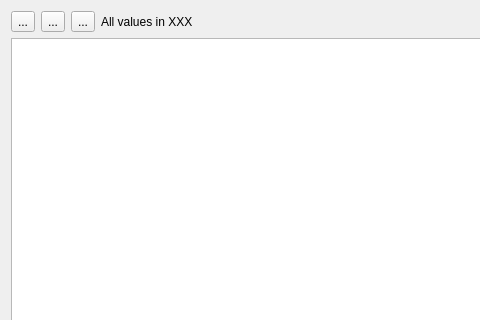
Before: the Qt Designer form src/views/ui_files/reports/category_report.ui in JakubFranek/Kapytal, drawn with Qt 5; both pictures show x 0 to 480 and y 0 to 320 of the 800 by 600 pixel window.
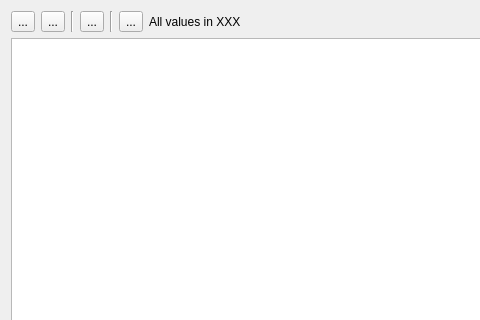
After: the same form once the commit is applied.

Commit message:
Implement Transaction table in Category Report
Refactor category_stats/calculate_periodic_totals_and_averages function.
Add TransactionBalance dataclass.
Add TransactionTableFormPresenter class.
Add TransactionTableFormPresenter instance to TransactionsPresenter
attributes.
Add refresh icon.
Add Recalculate Report tool button to CategoryReport.
Refactor PeriodicCategoryStatsTreeModel and auxiliary RowObject class
to accommodate showing Transactions for given Category and period.
Make TransactionTableModel._proxy_sourceside optional.

```diff
--- a/src/views/ui_files/reports/category_report.ui
+++ b/src/views/ui_files/reports/category_report.ui
@@ -49,6 +49,13 @@
            </property>
           </widget>
          </item>
+         <item>
+          <widget class="Line" name="line">
+           <property name="orientation">
+            <enum>Qt::Vertical</enum>
+           </property>
+          </widget>
+         </item>
          <item>
           <widget class="QToolButton" name="hidePeriodsToolButton">
            <property name="text">
@@ -56,6 +63,20 @@
            </property>
           </widget>
          </item>
+         <item>
+          <widget class="Line" name="line_2">
+           <property name="orientation">
+            <enum>Qt::Vertical</enum>
+           </property>
+          </widget>
+         </item>
+         <item>
+          <widget class="QToolButton" name="recalculateToolButton">
+           <property name="text">
+            <string>...</string>
+           </property>
+          </widget>
+         </item>
          <item>
           <widget class="QLabel" name="currencyNoteLabel">
            <property name="text">
```
Left out of the diff: 8 changed lines with no effect on the pictures. The commit also changes 13 other files.
